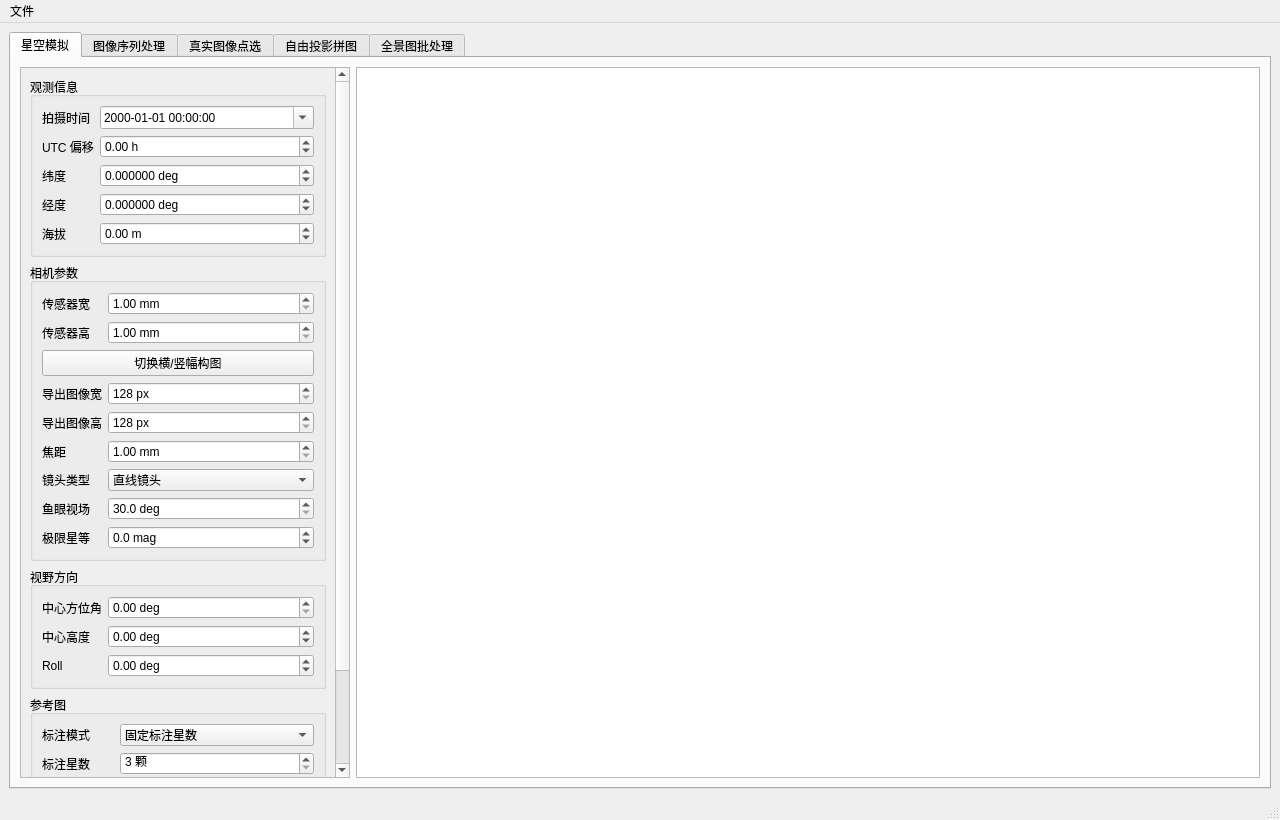
Before: the Qt Designer form meteoalign/ui/main_window.ui in HG731GZ/HGMeteoTool, drawn with Qt 5.
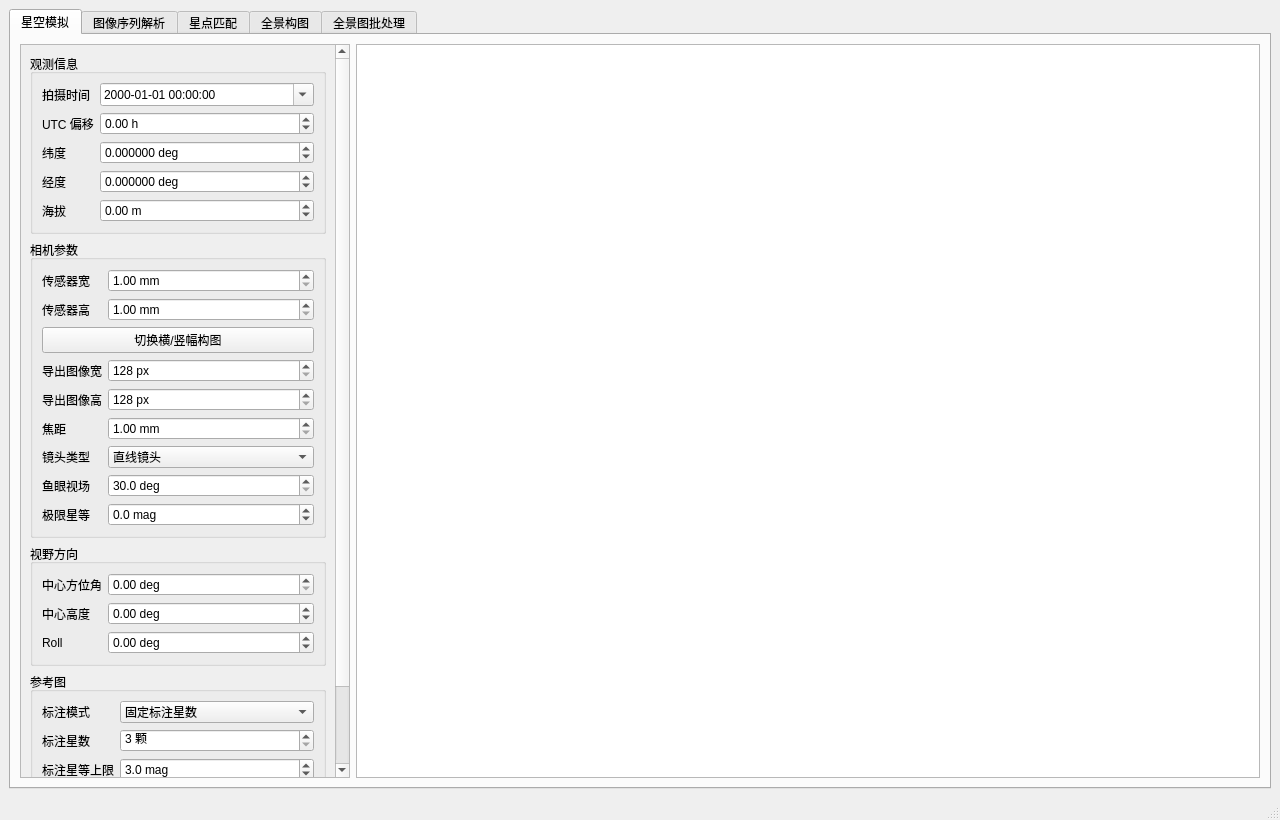
After: the same form once the commit is applied.

Diff of the .ui file:
```diff
--- a/meteoalign/ui/main_window.ui
+++ b/meteoalign/ui/main_window.ui
@@ -592,7 +592,7 @@
       </widget>
       <widget class="QWidget" name="tabImageSequence">
        <attribute name="title">
-        <string>图像序列处理</string>
+        <string>图像序列解析</string>
        </attribute>
        <layout class="QHBoxLayout" name="horizontalLayoutImageSequence">
         <item>
@@ -911,7 +911,7 @@
       </widget>
       <widget class="QWidget" name="tabReferenceImage">
        <attribute name="title">
-        <string>真实图像点选</string>
+        <string>星点匹配</string>
        </attribute>
        <layout class="QHBoxLayout" name="horizontalLayoutReferenceImage">
         <item>
@@ -1688,7 +1688,7 @@
       </widget>
 	      <widget class="QWidget" name="tabFreeSkyMosaic">
        <attribute name="title">
-        <string>自由投影拼图</string>
+        <string>全景构图</string>
        </attribute>
        <layout class="QHBoxLayout" name="horizontalLayoutMosaic">
         <item>
@@ -2865,24 +2865,6 @@
     </item>
    </layout>
   </widget>
-  <widget class="QMenuBar" name="menubar">
-   <property name="geometry">
-    <rect>
-     <x>0</x>
-     <y>0</y>
-     <width>1280</width>
-     <height>22</height>
-    </rect>
-   </property>
-   <widget class="QMenu" name="menuFile">
-    <property name="title">
-     <string>文件</string>
-    </property>
-    <addaction name="actionImportSingleImage"/>
-    <addaction name="actionImportImageSequence"/>
-   </widget>
-   <addaction name="menuFile"/>
-  </widget>
   <widget class="QStatusBar" name="statusbar"/>
   <action name="actionImportSingleImage">
    <property name="text">
```
Left out of the diff: 12 changed lines with no effect on the pictures.
